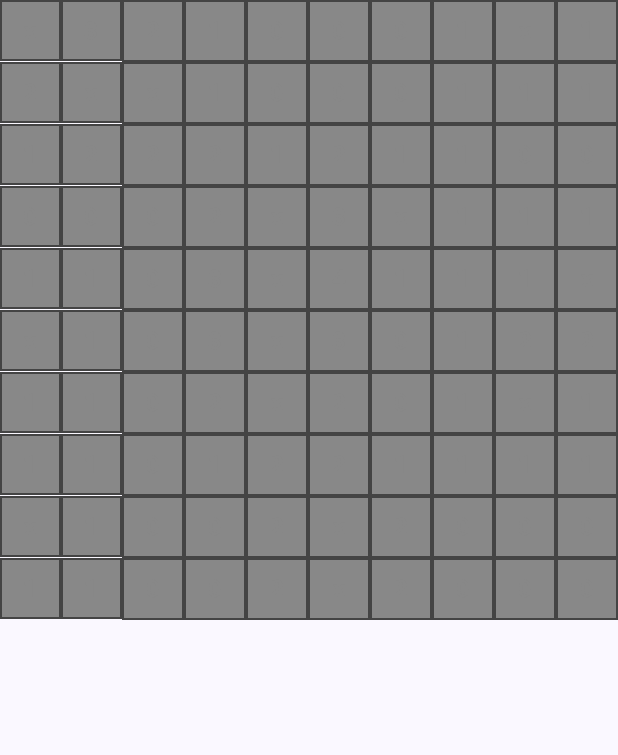
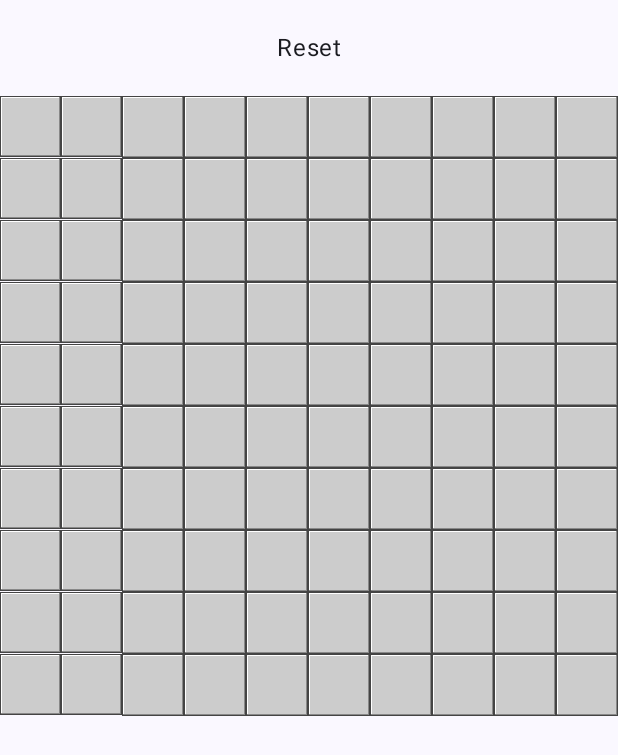
Before and after one commit to bohregard/minesweeper, an Android app built with Jetpack Compose: the screen it shows after launch (MainActivity), on a phone screen of 412 x 824 dp. Shown: the top 755 px of the screen. Run offline under Robolectric (Android 15) with nearby library versions, the phone set to English and light mode, and no system bars.

Commit message:
Placeholder commit

```diff
--- a/app/build.gradle
+++ b/app/build.gradle
@@ -49,11 +49,11 @@ android {
 dependencies {
 
     implementation 'androidx.core:core-ktx:1.7.0'
-    implementation 'androidx.lifecycle:lifecycle-runtime-ktx:2.3.1'
-    implementation 'androidx.activity:activity-compose:1.3.1'
+    implementation 'androidx.lifecycle:lifecycle-runtime-ktx:2.4.1'
+    implementation 'androidx.activity:activity-compose:1.4.0'
     implementation "androidx.compose.ui:ui:$compose_version"
     implementation "androidx.compose.ui:ui-tooling-preview:$compose_version"
-    implementation 'androidx.compose.material3:material3:1.0.0-alpha02'
+    implementation 'androidx.compose.material3:material3:1.0.0-alpha07'
     testImplementation 'junit:junit:4.13.2'
     androidTestImplementation 'androidx.test.ext:junit:1.1.3'
     androidTestImplementation 'androidx.test.espresso:espresso-core:3.4.0'
--- a/app/src/main/java/com/bohregard/minesweeper/MainActivity.kt
+++ b/app/src/main/java/com/bohregard/minesweeper/MainActivity.kt
@@ -4,14 +4,17 @@ import android.os.Bundle
 import android.util.Log
 import androidx.activity.ComponentActivity
 import androidx.activity.compose.setContent
+import androidx.compose.foundation.layout.Column
 import androidx.compose.foundation.layout.fillMaxSize
 import androidx.compose.material3.MaterialTheme
 import androidx.compose.material3.Surface
 import androidx.compose.material3.Text
-import androidx.compose.runtime.Composable
+import androidx.compose.runtime.*
+import androidx.compose.runtime.saveable.rememberSaveable
 import androidx.compose.ui.Modifier
 import androidx.compose.ui.tooling.preview.Preview
 import com.bohregard.minesweeper.model.MineSquare
+import com.bohregard.minesweeper.ui.HeaderUi
 import com.bohregard.minesweeper.ui.MinesweeperGridUi
 import com.bohregard.minesweeper.ui.theme.MinesweeperTheme
 import kotlin.random.Random
@@ -26,32 +29,38 @@ operator fun Int.plus(bool: Boolean): Int = if (bool) this + 1 else this
 
 class MainActivity : ComponentActivity() {
 
-    private val mines by lazy {
-        val ran = Random
-        IntArray(15) { ran.nextInt(1, 101) }
-    }
-
-    private val grid = (1..100).map { MineSquare(it, mines.contains(it)) }
 
     override fun onCreate(savedInstanceState: Bundle?) {
         super.onCreate(savedInstanceState)
-        buildGrid()
         setContent {
+            var grid by rememberSaveable { mutableStateOf(buildGrid()) }
+
             MinesweeperTheme {
-                // A surface container using the 'background' color from the theme
                 Surface(
                     modifier = Modifier.fillMaxSize(),
                     color = MaterialTheme.colorScheme.background
                 ) {
-                    MinesweeperGridUi(grid = grid)
+                    Column {
+                        HeaderUi {
+                            grid = buildGrid()
+                        }
+                        MinesweeperGridUi(grid = grid) {
+                            // Lost the game :( Needs a reset
+                            grid.filter { it.isMine }.forEach { it.isClicked = true }
+                        }
+                    }
                 }
             }
         }
     }
 
-    private fun buildGrid() {
-        Log.d("TAG", "Numbers: ${mines.joinToString(",") { it.toString() }}")
+    private fun buildGrid(): List<MineSquare> {
+        val mines by lazy {
+            val ran = Random
+            IntArray(15) { ran.nextInt(1, 101) }
+        }
 
+        val grid = (1..100).map { MineSquare(it, mines.contains(it)) }
         grid.forEach {
             if (it.isMine) {
                 return@forEach
@@ -68,7 +77,6 @@ class MainActivity : ComponentActivity() {
             }
 
             val curId = it.id
-            Log.d("TAG", "Item Id: $curId")
 
             var topStart = curId - 12
             var middleStart = curId - 2
@@ -88,51 +96,30 @@ class MainActivity : ComponentActivity() {
                 bottomEnd = curId + 10
             }
 
-            Log.d("TAG", "Top Row Ids: $topStart, $topEnd")
             if (it.id > 10) {
-                Log.d(
-                    "TAG",
-                    "Top Row: ${grid.subList(topStart, topEnd).map { it.id }.joinToString(",")}"
-                )
-
                 grid.subList(topStart, topEnd).forEach { top ->
                     if (top.isMine) {
-                        Log.d("TAG", "Found mine at ${top.id}")
                         it.nearbyMines++
                     }
                 }
             }
-            Log.d(
-                "TAG",
-                "Middle Row: ${
-                    grid.subList(middleStart, middleEnd).map { it.id }.joinToString(",")
-                }"
-            )
-
 
             grid.subList(middleStart, middleEnd).forEach { middle ->
                 if (middle.id != curId && middle.isMine) {
-                    Log.d("TAG", "Found mine at ${middle.id}")
                     it.nearbyMines++
                 }
             }
 
             // Bottom Row
             if (it.id < 90) {
-                Log.d(
-                    "TAG",
-                    "Bottom Row: ${
-                        grid.subList(bottomStart, bottomEnd).map { it.id }.joinToString(",")
-                    }"
-                )
                 grid.subList(bottomStart, bottomEnd).forEach { bottom ->
                     if (bottom.isMine) {
-                        Log.d("TAG", "Found mine at ${bottom.id}")
                         it.nearbyMines++
                     }
                 }
             }
         }
+        return grid
     }
 }
 
--- a/app/src/main/java/com/bohregard/minesweeper/model/MineSquare.kt
+++ b/app/src/main/java/com/bohregard/minesweeper/model/MineSquare.kt
@@ -1,6 +1,8 @@
 package com.bohregard.minesweeper.model
 
+import androidx.compose.runtime.getValue
 import androidx.compose.runtime.mutableStateOf
+import androidx.compose.runtime.setValue
 import androidx.compose.ui.graphics.Color
 
 data class MineSquare(
@@ -9,10 +11,11 @@ data class MineSquare(
     var nearbyMines: Int = 0
 ) {
 
-    var isClicked = mutableStateOf(false)
+    var isFlagged by mutableStateOf(false)
+    var isClicked by mutableStateOf(false)
 
     fun textColor(): Color {
-        if (!isClicked.value) {
+        if (!isClicked) {
             return Color.Gray
         }
         if (isMine) {
@@ -31,41 +34,4 @@ data class MineSquare(
             else -> Color.White
         }
     }
-
-    fun findNeighbors(grid: List<MineSquare>) {
-        isClicked.value = true
-
-        val ids = mutableListOf<Int>()
-
-        val middleStart = id - 2
-        val topMiddle = id - 11
-        val bottomMiddle = id + 9
-        val middleEnd = id
-
-        when {
-            id % 10 == 1 -> {
-                ids.add(topMiddle)
-                ids.add(bottomMiddle)
-                ids.add(middleEnd)
-            }
-            id % 10 == 0 -> {
-                ids.add(middleStart)
-                ids.add(topMiddle)
-                ids.add(bottomMiddle)
-            }
-            else -> {
-                ids.add(middleStart)
-                ids.add(topMiddle)
-                ids.add(bottomMiddle)
-                ids.add(middleEnd)
-            }
-        }
-
-        ids.filter { it in 0..99 }.forEach {
-            val item = grid[it]
-            if (item.nearbyMines == 0 && !item.isMine && !item.isClicked.value) {
-                item.findNeighbors(grid)
-            }
-        }
-    }
 }
--- /dev/null
+++ b/app/src/main/java/com/bohregard/minesweeper/ui/HeaderUi.kt
@@ -0,0 +1,35 @@
+package com.bohregard.minesweeper.ui
+
+import androidx.compose.foundation.clickable
+import androidx.compose.foundation.layout.Arrangement
+import androidx.compose.foundation.layout.Row
+import androidx.compose.foundation.layout.fillMaxWidth
+import androidx.compose.foundation.layout.padding
+import androidx.compose.material3.Text
+import androidx.compose.runtime.Composable
+import androidx.compose.ui.Modifier
+import androidx.compose.ui.tooling.preview.Preview
+import androidx.compose.ui.unit.dp
+
+@Composable
+fun HeaderUi(reset: () -> Unit) {
+    Row(
+        horizontalArrangement = Arrangement.Center,
+        modifier = Modifier.fillMaxWidth()
+    ) {
+        Text(
+            modifier = Modifier
+                .padding(20.dp)
+                .clickable{ reset() },
+            text = "Reset"
+        )
+    }
+}
+
+@Preview
+@Composable
+private fun PreviewHeaderUi() {
+    HeaderUi {
+
+    }
+}
--- a/app/src/main/java/com/bohregard/minesweeper/ui/MinesweeperGrid.kt
+++ b/app/src/main/java/com/bohregard/minesweeper/ui/MinesweeperGrid.kt
@@ -1,9 +1,8 @@
 package com.bohregard.minesweeper.ui
 
 import android.util.Log
-import androidx.compose.foundation.background
-import androidx.compose.foundation.border
-import androidx.compose.foundation.clickable
+import androidx.compose.foundation.*
+import androidx.compose.foundation.gestures.detectTapGestures
 import androidx.compose.foundation.layout.*
 import androidx.compose.material3.MaterialTheme
 import androidx.compose.material3.Text
@@ -15,15 +14,21 @@ import androidx.compose.ui.Alignment
 import androidx.compose.ui.Modifier
 import androidx.compose.ui.graphics.Color
 import androidx.compose.ui.hapticfeedback.HapticFeedbackType
+import androidx.compose.ui.input.pointer.pointerInput
 import androidx.compose.ui.platform.LocalHapticFeedback
 import androidx.compose.ui.text.font.FontWeight
 import androidx.compose.ui.text.style.TextAlign
 import androidx.compose.ui.tooling.preview.Preview
 import androidx.compose.ui.unit.dp
 import com.bohregard.minesweeper.model.MineSquare
+import com.bohregard.minesweeper.util.MineUtils
 
+@OptIn(ExperimentalFoundationApi::class)
 @Composable
-fun MinesweeperGridUi(grid: List<MineSquare>) {
+fun MinesweeperGridUi(
+    grid: List<MineSquare>,
+    mineClicked: () -> Unit
+) {
     val hapticFeedback = LocalHapticFeedback.current
     Column(
         Modifier
@@ -35,35 +40,74 @@ fun MinesweeperGridUi(grid: List<MineSquare>) {
                 horizontalArrangement = Arrangement.SpaceEvenly,
                 modifier = Modifier.fillMaxWidth()
             ) {
-                for (mineSquare in it) {
-                    val mine by remember { mutableStateOf(mineSquare) }
-                    Log.d("TAG", "Rendering")
-                    var bg = if (mine.isClicked.value) Color.White else Color.Gray
-                    val border = if (mine.isClicked.value) Color.LightGray else Color.DarkGray
+                for (mine in it) {
+                    var bg = if (mine.isClicked) Color.White else Color.LightGray
+                    val border = if (mine.isClicked) Color.LightGray else Color.DarkGray
                     val textColor = mine.textColor()
                     Box(
-                        contentAlignment = Alignment.Center,
-                        modifier = Modifier.weight(1f)
+                        modifier = Modifier
+                            .weight(1f)
                             .aspectRatio(1f)
-                            .border(width = 1.dp, color = border)
+                            .border(width = if (mine.isClicked) 0.5.dp else 0.dp, color = border)
                             .background(bg)
-                            .clickable(onClick = {
+                            .combinedClickable(
+                                onClick = {
                                     hapticFeedback.performHapticFeedback(HapticFeedbackType.TextHandleMove)
-                                mine.isClicked.value = true
+                                    mine.isClicked = true
                                     bg = Color.White
                                     // We need to look for what we just clicked and if it's zero, find all adjacent zeros
                                     if (mine.nearbyMines == 0 && !mine.isMine) {
-                                    mine.findNeighbors(grid)
+                                        MineUtils.findNeighbors(mine, grid)
                                     }
-                            })
+
+                                    if (mine.isMine) {
+                                        mineClicked()
+                                    }
+                                },
+                                onLongClick = {
+                                    hapticFeedback.performHapticFeedback(HapticFeedbackType.LongPress)
+                                }
+                            )
                     ) {
+                        if (mine.isClicked) {
                             Text(
                                 color = textColor,
                                 fontWeight = FontWeight.Bold,
-                            style = MaterialTheme.typography.bodyLarge,
+                                modifier = Modifier.align(Alignment.Center),
+                                style = MaterialTheme.typography.headlineSmall,
                                 textAlign = TextAlign.Center,
                                 text = if (mine.isMine) "x" else mine.nearbyMines.toString()
                             )
+                        } else {
+                            Box(
+                                modifier = Modifier
+                                    .fillMaxWidth()
+                                    .height(1.dp)
+                                    .align(Alignment.TopStart)
+                                    .border(1.dp, Color.White)
+                            )
+                            Box(
+                                modifier = Modifier
+                                    .fillMaxHeight()
+                                    .width(1.dp)
+                                    .align(Alignment.CenterStart)
+                                    .border(1.dp, Color.White)
+                            )
+                            Box(
+                                modifier = Modifier
+                                    .fillMaxWidth()
+                                    .height(1.dp)
+                                    .align(Alignment.BottomStart)
+                                    .border(1.dp, Color.Gray)
+                            )
+                            Box(
+                                modifier = Modifier
+                                    .fillMaxHeight()
+                                    .width(1.dp)
+                                    .align(Alignment.CenterEnd)
+                                    .border(1.dp, Color.Gray)
+                            )
+                        }
                     }
                 }
             }
--- a/build.gradle
+++ b/build.gradle
@@ -1,10 +1,10 @@
 buildscript {
     ext {
-        compose_version = '1.1.0-rc01'
+        compose_version = '1.2.0-alpha05'
     }
 }// Top-level build file where you can add configuration options common to all sub-projects/modules.
 plugins {
-    id 'com.android.application' version '7.3.0-alpha05' apply false
-    id 'com.android.library' version '7.3.0-alpha05' apply false
+    id 'com.android.application' version '7.3.0-alpha07' apply false
+    id 'com.android.library' version '7.3.0-alpha07' apply false
     id 'org.jetbrains.kotlin.android' version '1.6.10' apply false
 }
```
Also changed, not shown: app/src/main/java/com/bohregard/minesweeper/util/MineUtils.kt (added, +44 -0 lines). Lines whose indentation alone changed are shown as unchanged.
